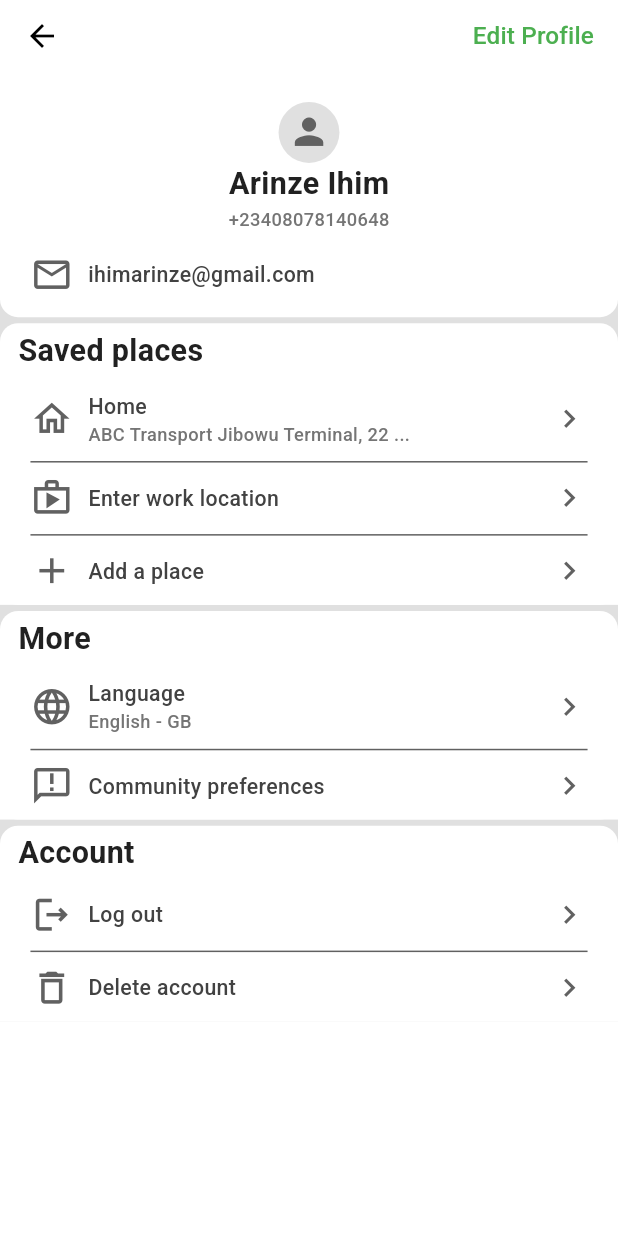
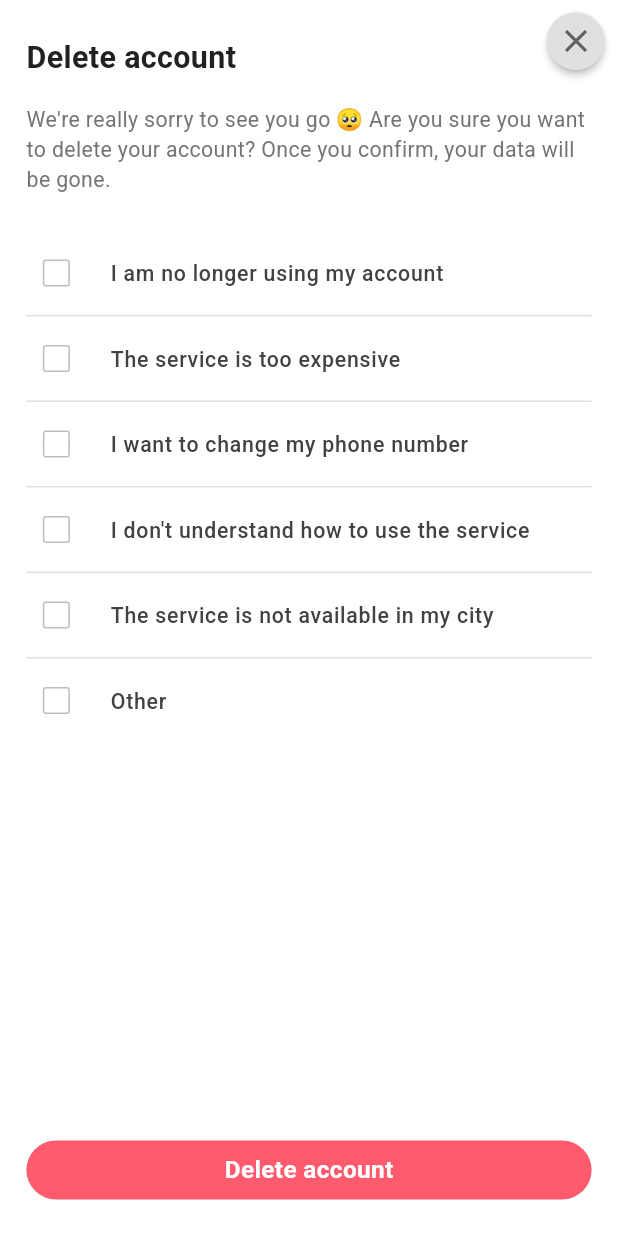
Before and after one commit to Eznira/bolt_ui, a Flutter app: the Profile screen opened by its route, after a tap on "Delete account", on a phone screen of 412 x 824 dp. Run offline on Flutter 3.47's test engine with Material 3 defaults, Android fonts, the phone set to English and light mode, and no system bars; our stand-ins replace flutter_screenutil.

Commit message:
re-sized bottom sheet

```diff
--- a/lib/screens/profile/custom_bottom_sheet.dart
+++ b/lib/screens/profile/custom_bottom_sheet.dart
@@ -28,17 +28,20 @@ class CustomBottomSheet extends StatelessWidget {
                 style: AppTextStyle.title1,
               ),
               IconButton(
-                icon: const Icon(Icons.close),
+                icon: Icon(
+                  Icons.close,
+                  size: 28.sp,
+                ),
                 onPressed: () {
                   Navigator.pop(context);
                 },
               ),
             ],
           ),
-          SizedBox(height: 8.h),
           Text(subtitle, style: AppTextStyle.body3),
-          SizedBox(height: 16.h),
-          ListTile(
+          SizedBox(
+            height: 50.sp,
+            child: ListTile(
               contentPadding: EdgeInsets.zero,
               leading: Icon(Icons.location_on_outlined,
                   color: Colors.grey.shade700, size: 24.sp),
@@ -51,9 +54,13 @@ class CustomBottomSheet extends StatelessWidget {
                 Navigator.pop(context);
               },
             ),
-          ListTile(
+          ),
+          SizedBox(
+            height: 50.sp,
+            child: ListTile(
               contentPadding: EdgeInsets.zero,
-            leading: Icon(Icons.delete_outline, color: Colors.red, size: 24.sp),
+              leading:
+                  Icon(Icons.delete_outline, color: Colors.red, size: 24.sp),
               title: Text(
                 "Delete this place",
                 style: AppTextStyle.body1.copyWith(color: Colors.red),
@@ -63,6 +70,7 @@ class CustomBottomSheet extends StatelessWidget {
                 Navigator.pop(context);
               },
             ),
+          ),
         ],
       ),
     );
--- /dev/null
+++ b/lib/screens/profile/delete_account.dart
@@ -0,0 +1,208 @@
+import 'package:flutter/material.dart';
+import 'package:flutter_screenutil/flutter_screenutil.dart';
+
+import '../../constants/app_color.dart';
+
+class DeleteAccount extends StatefulWidget {
+  const DeleteAccount({super.key});
+
+  @override
+  State<DeleteAccount> createState() => _DeleteAccountState();
+}
+
+class _DeleteAccountState extends State<DeleteAccount> {
+  final List<bool> _checkboxValues = List.generate(6, (index) => false);
+
+  @override
+  Widget build(BuildContext context) {
+    return Scaffold(
+      body: Stack(
+        children: [
+          Padding(
+            padding: EdgeInsets.symmetric(horizontal: 16.w, vertical: 24.h),
+            child: Column(
+              crossAxisAlignment: CrossAxisAlignment.start,
+              children: [
+                Text(
+                  "Delete account",
+                  style: AppTextStyle.title1,
+                ),
+                SizedBox(height: 16.h),
+                Text(
+                  "We're really sorry to see you go 🥺 Are you sure you want to delete your account? Once you confirm, your data will be gone.",
+                  style: AppTextStyle.body3,
+                ),
+                SizedBox(height: 24.h),
+                Column(
+                  // Wrap CheckboxListTiles and Dividers in another Column
+                  children: [
+                    CheckboxListTile(
+                      value: _checkboxValues[0],
+                      onChanged: (newValue) {
+                        setState(() {
+                          _checkboxValues[0] = newValue!;
+                        });
+                      },
+                      title: Text("I am no longer using my account",
+                          style: AppTextStyle.body1),
+                      controlAffinity: ListTileControlAffinity.leading,
+                      contentPadding: EdgeInsets.zero,
+                      checkColor: Colors.white,
+                      fillColor: WidgetStateProperty.all<Color?>(
+                          _checkboxValues[0]
+                              ? Colors.green
+                              : Colors.transparent),
+                      side: BorderSide(color: Colors.grey.shade400),
+                    ),
+                    Divider(height: 1.h, color: Colors.grey.shade300),
+                    CheckboxListTile(
+                      value: _checkboxValues[1],
+                      onChanged: (newValue) {
+                        setState(() {
+                          _checkboxValues[1] = newValue!;
+                        });
+                      },
+                      title: Text("The service is too expensive",
+                          style: AppTextStyle.body1),
+                      controlAffinity: ListTileControlAffinity.leading,
+                      contentPadding: EdgeInsets.zero,
+                      checkColor: Colors.white,
+                      fillColor: WidgetStateProperty.all<Color?>(
+                          _checkboxValues[1]
+                              ? Colors.green
+                              : Colors.transparent),
+                      side: BorderSide(color: Colors.grey.shade400),
+                    ),
+                    Divider(height: 1.h, color: Colors.grey.shade300),
+                    CheckboxListTile(
+                      value: _checkboxValues[2],
+                      onChanged: (newValue) {
+                        setState(() {
+                          _checkboxValues[2] = newValue!;
+                        });
+                      },
+                      title: Text("I want to change my phone number",
+                          style: AppTextStyle.body1),
+                      controlAffinity: ListTileControlAffinity.leading,
+                      contentPadding: EdgeInsets.zero,
+                      checkColor: Colors.white,
+                      fillColor: WidgetStateProperty.all<Color?>(
+                          _checkboxValues[2]
+                              ? Colors.green
+                              : Colors.transparent),
+                      side: BorderSide(color: Colors.grey.shade400),
+                    ),
+                    Divider(height: 1.h, color: Colors.grey.shade300),
+                    CheckboxListTile(
+                      value: _checkboxValues[3],
+                      onChanged: (newValue) {
+                        setState(() {
+                          _checkboxValues[3] = newValue!;
+                        });
+                      },
+                      title: Text("I don't understand how to use the service",
+                          style: AppTextStyle.body1),
+                      controlAffinity: ListTileControlAffinity.leading,
+                      contentPadding: EdgeInsets.zero,
+                      checkColor: Colors.white,
+                      fillColor: WidgetStateProperty.all<Color?>(
+                          _checkboxValues[3]
+                              ? Colors.green
+                              : Colors.transparent),
+                      side: BorderSide(color: Colors.grey.shade400),
+                    ),
+                    Divider(height: 1.h, color: Colors.grey.shade300),
+                    CheckboxListTile(
+                      value: _checkboxValues[4],
+                      onChanged: (newValue) {
+                        setState(() {
+                          _checkboxValues[4] = newValue!;
+                        });
+                      },
+                      title: Text("The service is not available in my city",
+                          style: AppTextStyle.body1),
+                      controlAffinity: ListTileControlAffinity.leading,
+                      contentPadding: EdgeInsets.zero,
+                      checkColor: Colors.white,
+                      fillColor: WidgetStateProperty.all<Color?>(
+                          _checkboxValues[4]
+                              ? Colors.green
+                              : Colors.transparent),
+                      side: BorderSide(color: Colors.grey.shade400),
+                    ),
+                    Divider(height: 1.h, color: Colors.grey.shade300),
+                    CheckboxListTile(
+                      value: _checkboxValues[5],
+                      onChanged: (newValue) {
+                        setState(() {
+                          _checkboxValues[5] = newValue!;
+                        });
+                      },
+                      title: Text("Other", style: AppTextStyle.body1),
+                      controlAffinity: ListTileControlAffinity.leading,
+                      contentPadding: EdgeInsets.zero,
+                      checkColor: Colors.white,
+                      fillColor: WidgetStateProperty.all<Color?>(
+                          _checkboxValues[5]
+                              ? Colors.green
+                              : Colors.transparent),
+                      side: BorderSide(color: Colors.grey.shade400),
+                    ),
+                  ],
+                ),
+                const Spacer(),
+                SizedBox(
+                  width: double.infinity,
+                  child: GestureDetector(
+                    onTap: () {
+                      // Handle delete account action
+                    },
+                    child: Container(
+                      padding: EdgeInsets.symmetric(vertical: 8.h),
+                      decoration: BoxDecoration(
+                        color: AppColors.pink,
+                        borderRadius: BorderRadius.circular(20.r),
+                      ),
+                      child: Center(
+                        child: Text(
+                          "Delete account",
+                          style:
+                              AppTextStyle.title2.copyWith(color: Colors.white),
+                        ),
+                      ),
+                    ),
+                  ),
+                ),
+              ],
+            ),
+          ),
+          Align(
+            alignment: Alignment.topRight,
+            child: Padding(
+              padding: EdgeInsets.only(top: 8.h, right: 8.w),
+              child: SizedBox(
+                width: 38.r,
+                height: 38.r,
+                child: FloatingActionButton(
+                  mini: true,
+                  onPressed: () {
+                    Navigator.pop(context);
+                  },
+                  backgroundColor: AppColors.grey3,
+                  foregroundColor: Colors.black,
+                  elevation: 2,
+                  shape: const CircleBorder(), // Make the button circular
+                  child: Icon(
+                    Icons.close,
+                    size: 25.r,
+                    color: AppColors.grey2,
+                  ),
+                ),
+              ),
+            ),
+          ),
+        ],
+      ),
+    );
+  }
+}
--- a/lib/screens/profile/profile.dart
+++ b/lib/screens/profile/profile.dart
@@ -4,7 +4,8 @@ import 'package:flutter_screenutil/flutter_screenutil.dart';
 
 import '../../constants/app_color.dart';
 import '../../widgets/custom_list_tile.dart';
-import 'custom_bottom_sheet.dart'; // Import the custom widget
+import 'custom_bottom_sheet.dart';
+import 'delete_account.dart'; // Import the custom widget
 
 class Profile extends StatefulWidget {
   const Profile({super.key});
@@ -293,7 +294,10 @@ class _ProfileState extends State<Profile> {
                           CustomProfileListTile(
                             leadingIcon: Icons.delete_outline,
                             title: "Delete account",
-                            navigateTo: () {},
+                            navigateTo: () {
+                              Navigator.of(context).push(MaterialPageRoute(
+                                  builder: (builder) => DeleteAccount()));
+                            },
                           ),
                         ],
                       ),
```
Lines whose indentation alone changed are shown as unchanged.
